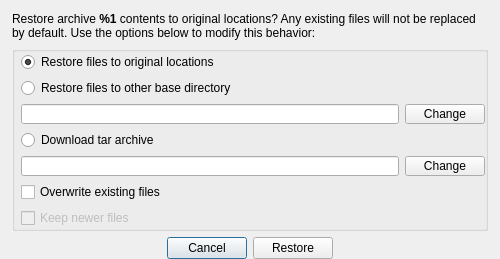
Tarsnap/tarsnap-gui, file forms/restoredialog.ui: the form before one commit.
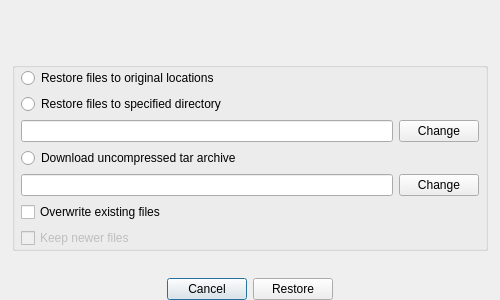
The form after the commit.

Commit message: Improve restore dialog behavior and UI.

The edit to the form file:
```diff
--- a/forms/restoredialog.ui
+++ b/forms/restoredialog.ui
@@ -7,13 +7,13 @@
     <x>0</x>
     <y>0</y>
     <width>500</width>
-    <height>259</height>
+    <height>300</height>
    </rect>
   </property>
   <property name="minimumSize">
    <size>
     <width>500</width>
-    <height>0</height>
+    <height>300</height>
    </size>
   </property>
   <property name="windowTitle">
@@ -43,9 +43,6 @@
        <verstretch>0</verstretch>
       </sizepolicy>
      </property>
-     <property name="text">
-      <string>&lt;html&gt;&lt;head/&gt;&lt;body&gt;&lt;p&gt;Restore archive &lt;span style=&quot; font-weight:600;&quot;&gt;%1&lt;/span&gt; contents to original locations? Any existing files will not be replaced by default. Use the options below to modify this behavior:&lt;/p&gt;&lt;/body&gt;&lt;/html&gt;</string>
-     </property>
      <property name="textFormat">
       <enum>Qt::RichText</enum>
      </property>
@@ -56,15 +53,6 @@
    </item>
    <item>
     <widget class="QGroupBox" name="optionsGroupBox">
-     <property name="sizePolicy">
-      <sizepolicy hsizetype="Expanding" vsizetype="Preferred">
-       <horstretch>0</horstretch>
-       <verstretch>0</verstretch>
-      </sizepolicy>
-     </property>
-     <property name="title">
-      <string/>
-     </property>
      <layout class="QGridLayout" name="gridLayout_2">
       <property name="leftMargin">
        <number>6</number>
@@ -73,12 +61,81 @@
        <number>0</number>
       </property>
       <property name="rightMargin">
-       <number>0</number>
+       <number>6</number>
       </property>
       <property name="bottomMargin">
        <number>0</number>
       </property>
-      <item row="8" column="0" colspan="2">
+      <property name="spacing">
+       <number>6</number>
+      </property>
+      <item row="6" column="0" colspan="2">
+       <widget class="QCheckBox" name="keepNewerCheckBox">
+        <property name="enabled">
+         <bool>false</bool>
+        </property>
+        <property name="toolTip">
+         <string>Don't overwrite if files on disk are newer than archive contents</string>
+        </property>
+        <property name="text">
+         <string>Keep newer files</string>
+        </property>
+       </widget>
+      </item>
+      <item row="1" column="0" colspan="2">
+       <widget class="QRadioButton" name="optionBaseDirRadio">
+        <property name="toolTip">
+         <string>Extract Archive contents to the specified base directory</string>
+        </property>
+        <property name="text">
+         <string>Restore files to specified directory</string>
+        </property>
+       </widget>
+      </item>
+      <item row="3" column="0" colspan="2">
+       <widget class="QRadioButton" name="optionTarArchiveRadio">
+        <property name="toolTip">
+         <string>Download Archive contents as an uncompressed TAR archive file</string>
+        </property>
+        <property name="text">
+         <string>Download uncompressed tar archive</string>
+        </property>
+       </widget>
+      </item>
+      <item row="4" column="1">
+       <widget class="QPushButton" name="changeArchiveButton">
+        <property name="toolTip">
+         <string>Change resulting Tar archive file</string>
+        </property>
+        <property name="text">
+         <string>Change</string>
+        </property>
+       </widget>
+      </item>
+      <item row="4" column="0">
+       <widget class="QLineEdit" name="archiveLineEdit">
+        <property name="sizePolicy">
+         <sizepolicy hsizetype="Expanding" vsizetype="Preferred">
+          <horstretch>0</horstretch>
+          <verstretch>0</verstretch>
+         </sizepolicy>
+        </property>
+        <property name="toolTip">
+         <string>TAR archive file name and location</string>
+        </property>
+       </widget>
+      </item>
+      <item row="0" column="0" colspan="2">
+       <widget class="QRadioButton" name="optionRestoreRadio">
+        <property name="toolTip">
+         <string>Restore Archive contents to the original source locations. Archive must have absolute path names for this to be effective.</string>
+        </property>
+        <property name="text">
+         <string>Restore files to original locations</string>
+        </property>
+       </widget>
+      </item>
+      <item row="5" column="0" colspan="2">
        <widget class="QCheckBox" name="overwriteCheckBox">
         <property name="toolTip">
          <string>Overwrite existing files when restoring</string>
@@ -90,12 +147,6 @@
       </item>
       <item row="2" column="1">
        <widget class="QPushButton" name="changeDirButton">
-        <property name="sizePolicy">
-         <sizepolicy hsizetype="Fixed" vsizetype="Fixed">
-          <horstretch>0</horstretch>
-          <verstretch>0</verstretch>
-         </sizepolicy>
-        </property>
         <property name="toolTip">
          <string>Change base directory</string>
         </property>
@@ -106,74 +157,17 @@
       </item>
       <item row="2" column="0">
        <widget class="QLineEdit" name="baseDirLineEdit">
+        <property name="sizePolicy">
+         <sizepolicy hsizetype="Expanding" vsizetype="Preferred">
+          <horstretch>0</horstretch>
+          <verstretch>0</verstretch>
+         </sizepolicy>
+        </property>
         <property name="toolTip">
          <string>Set base directory to extract archive contents to</string>
         </property>
        </widget>
       </item>
-      <item row="1" column="0">
-       <widget class="QRadioButton" name="optionBaseDirRadio">
-        <property name="toolTip">
-         <string>Extract Archive contents to the specified directory</string>
-        </property>
-        <property name="text">
-         <string>Restore files to other base directory</string>
-        </property>
-       </widget>
-      </item>
-      <item row="0" column="0" colspan="2">
-       <widget class="QRadioButton" name="optionRestoreRadio">
-        <property name="toolTip">
-         <string>Restore Archive contents to the original source locations</string>
-        </property>
-        <property name="text">
-         <string>Restore files to original locations</string>
-        </property>
-        <property name="checked">
-         <bool>true</bool>
-        </property>
-       </widget>
-      </item>
-      <item row="4" column="0">
-       <widget class="QRadioButton" name="optionDownArchiveRadio">
-        <property name="toolTip">
-         <string>Download Archive as an uncompressed TAR archive file</string>
-        </property>
-        <property name="text">
-         <string>Download tar archive</string>
-        </property>
-       </widget>
-      </item>
-      <item row="9" column="0">
-       <widget class="QCheckBox" name="keepNewerCheckBox">
-        <property name="enabled">
-         <bool>false</bool>
-        </property>
-        <property name="toolTip">
-         <string>Don't overwrite if files on disk are newer than archive contents</string>
-        </property>
-        <property name="text">
-         <string>Keep newer files</string>
-        </property>
-       </widget>
-      </item>
-      <item row="5" column="0">
-       <widget class="QLineEdit" name="archiveLineEdit">
-        <property name="toolTip">
-         <string>TAR archive file name and location</string>
-        </property>
-       </widget>
-      </item>
-      <item row="5" column="1">
-       <widget class="QPushButton" name="changeArchiveButton">
-        <property name="toolTip">
-         <string>Change resulting Tar archive file</string>
-        </property>
-        <property name="text">
-         <string>Change</string>
-        </property>
-       </widget>
-      </item>
      </layout>
     </widget>
    </item>
```
Left out of the diff: 4 changed lines with no effect on the pictures. The commit also changes 5 other files.
